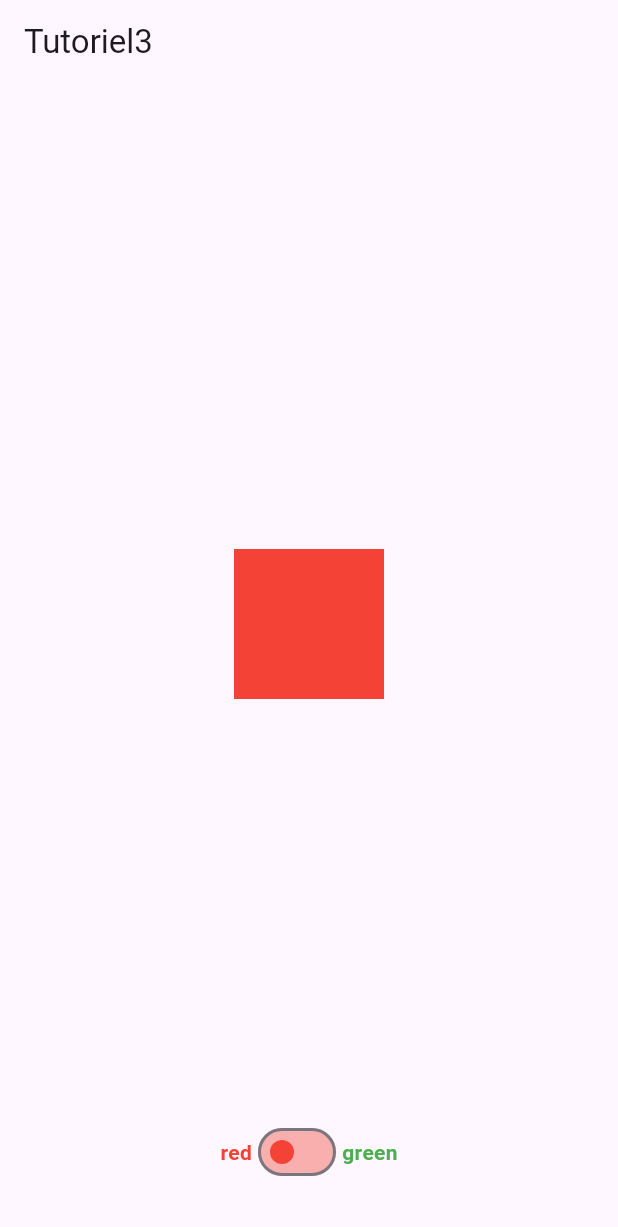
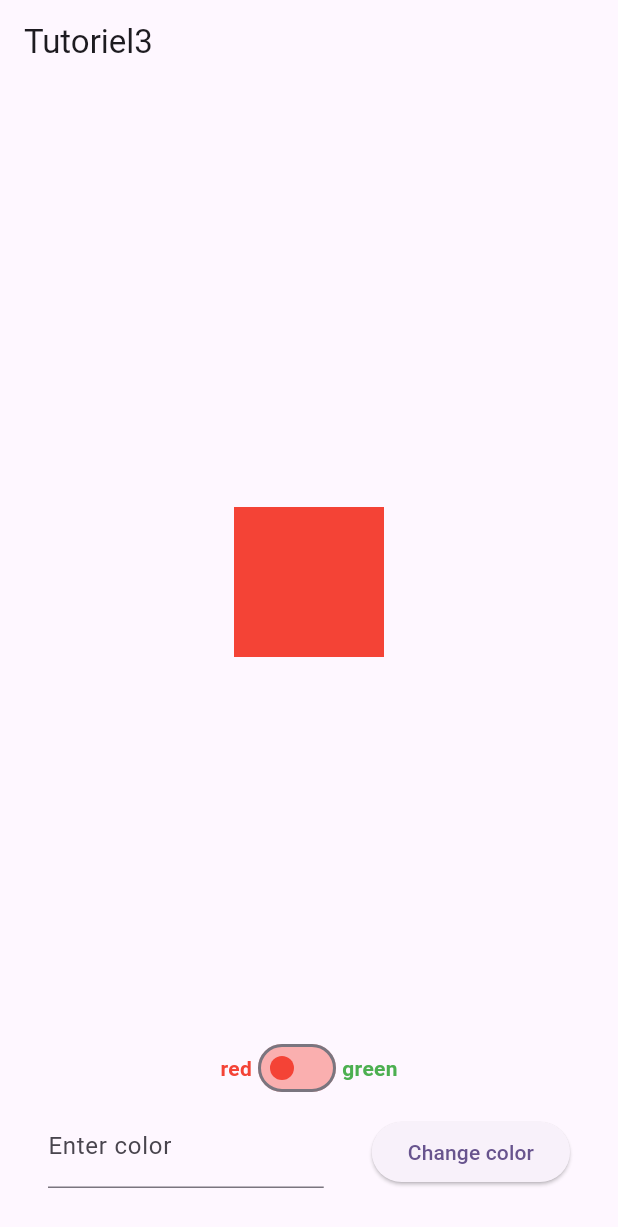
Before and after one commit to nicolasnederlandt/mobile, a Flutter app: the screen it shows after launch, on a phone screen of 412 x 824 dp. Shown: the top 1227 px of the screen. Run offline on Flutter 3.47's test engine with Material 3 defaults, Android fonts, the phone set to English and light mode, and no system bars.

Commit message:
FT03.3 Formulaire

```diff
--- a/ftuto3/lib/home_screen.dart
+++ b/ftuto3/lib/home_screen.dart
@@ -2,6 +2,8 @@ import 'package:flutter/cupertino.dart';
 import 'package:flutter/material.dart';
 import 'package:ftuto3/my_square.dart';
 import 'package:ftuto3/my_switch.dart';
+
+import 'my_form.dart';
 
 class HomeScreen extends StatefulWidget {
   const HomeScreen({super.key});
@@ -29,6 +31,9 @@ class _HomeScreenState extends State<HomeScreen> {
                 color: color,
                 setColor: (value) => setState( () => color = value)
             ),
+            MyForm(
+                (value) => setState( () => color = value),
+            )
           ],
         ),
       )
--- /dev/null
+++ b/ftuto3/lib/my_form.dart
@@ -0,0 +1,58 @@
+import 'package:flutter/cupertino.dart';
+import 'package:flutter/material.dart';
+
+class MyForm extends StatefulWidget {
+
+  final void Function(String) setColor;
+
+  const MyForm(this.setColor,
+      { Key? key,
+      }) : super(key: key);
+
+  @override
+  State<MyForm> createState() => _MyFormState();
+}
+
+class _MyFormState extends State<MyForm> {
+
+  final controller = TextEditingController();
+  final key = GlobalKey<FormState>();
+
+  @override
+  void dispose() {
+    controller.dispose();
+    super.dispose();
+  }
+
+
+  @override
+  Widget build(BuildContext context) {
+    return Form(
+      key: key,
+      child: Row(
+        crossAxisAlignment: CrossAxisAlignment.end,
+        children: [
+          Expanded(
+              child: TextFormField(
+                controller: controller,
+                decoration: const InputDecoration(labelText: "Enter color"),
+                validator: (value) =>
+                  (value == null || value.isEmpty) ? "Color cant be empty" : null,
+              ),
+          ),
+          const SizedBox(width: 32.0),
+          ElevatedButton(
+            child: const Text("Change color"),
+            onPressed: () {
+              if (key.currentState!.validate()) {
+                widget.setColor(controller.text);
+                controller.text="";
+              }
+            }
+          )
+        ],
+      ),
+
+    );
+  }
+}
```
